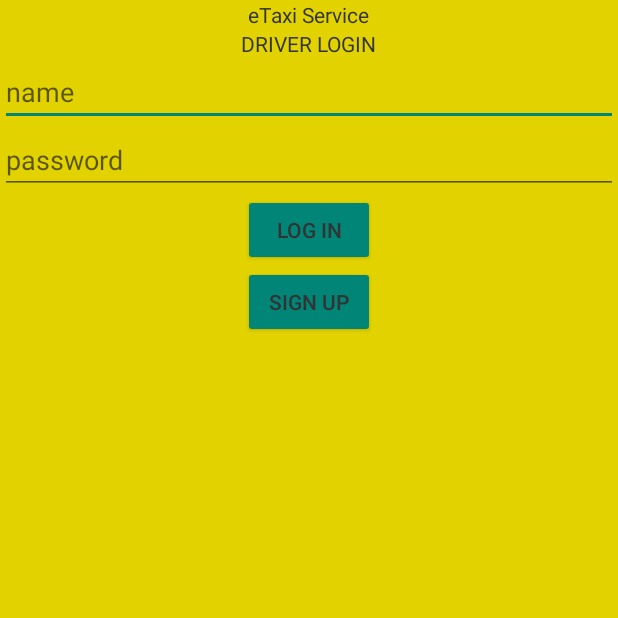
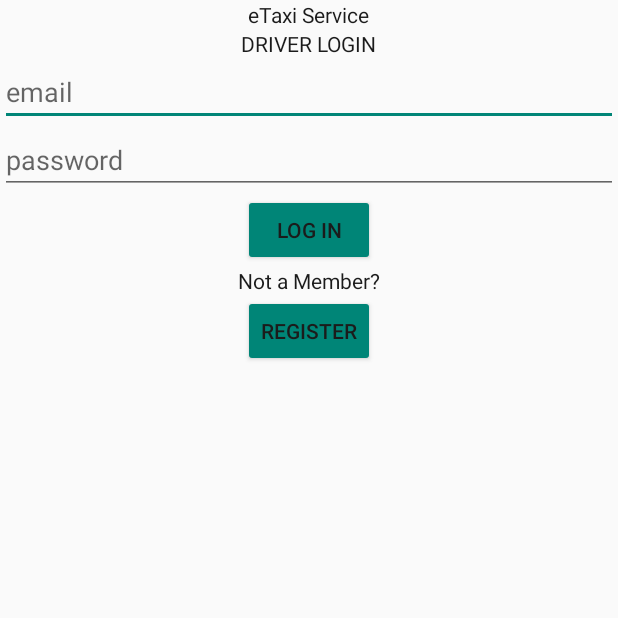
Before and after one commit to jharna3991/eTaxi_v1, an Android app: the DriverLoginActivity screen opened directly, with no data from a screen before it, on a phone screen of 412 x 824 dp, the top half of it. Run offline under Robolectric (Android 15) with nearby library versions, the phone set to English and light mode, and no system bars; 3 statements that could not run were skipped.

Commit message:
1st Commit...

```diff
--- a/app/build.gradle
+++ b/app/build.gradle
@@ -10,6 +10,9 @@ android {
         versionCode 1
         versionName "1.0"
         testInstrumentationRunner "android.support.test.runner.AndroidJUnitRunner"
+        vectorDrawables {
+            useSupportLibrary true
+        }
     }
     buildTypes {
         release {
@@ -28,4 +31,6 @@ dependencies {
     compile 'com.android.support.constraint:constraint-layout:1.0.2'
     compile 'com.android.support:design:26.+'
     testCompile 'junit:junit:4.12'
+
+    compile 'com.android.volley:volley:1.0.0'
 }
--- a/app/src/main/res/layout/activity_driver_login.xml
+++ b/app/src/main/res/layout/activity_driver_login.xml
@@ -1,10 +1,8 @@
 <?xml version="1.0" encoding="utf-8"?>
 <LinearLayout xmlns:android="http://schemas.android.com/apk/res/android"
-    xmlns:app="http://schemas.android.com/apk/res-auto"
     xmlns:tools="http://schemas.android.com/tools"
     android:layout_width="match_parent"
     android:layout_height="match_parent"
-    android:background="@color/colorAccent"
     tools:context="projectetaxi.etaxi_v1.DriverLoginActivity">
 
 
@@ -19,41 +17,34 @@
             android:layout_height="wrap_content"
             android:layout_gravity="center_horizontal"
             android:text="eTaxi Service"
-            android:textColor="@color/colorPrimary"
-             />
+            android:textColor="@color/colorPrimary" />
 
         <TextView
             android:layout_width="wrap_content"
             android:layout_height="wrap_content"
             android:layout_gravity="center_horizontal"
             android:text="DRIVER LOGIN"
-            android:textColor="@color/colorPrimary"
-            />
+            android:textColor="@color/colorPrimary" />
 
         <EditText
-            android:id="@+id/editname"
+            android:id="@+id/etDriverEmail"
             android:layout_width="match_parent"
             android:layout_height="wrap_content"
-            android:hint="name"
             android:ems="10"
-            android:inputType="textPersonName"
-            android:textColor="@color/colorPrimary"
-             />
+            android:hint="email"
+            android:inputType="textEmailAddress" />
 
         <EditText
-            android:id="@+id/editpassword"
+            android:id="@+id/etDriverPassword"
             android:layout_width="match_parent"
             android:layout_height="wrap_content"
+            android:ems="10"
             android:hint="password"
-            android:ems="10"
             android:inputType="textPassword"
             android:textColor="@color/colorPrimary"/>
 
-
-
-
         <Button
-            android:id="@+id/btn_login"
+            android:id="@+id/btnLogin"
             style="@style/Widget.AppCompat.Button.Colored"
             android:layout_width="wrap_content"
             android:layout_height="wrap_content"
@@ -61,14 +52,20 @@
             android:text="Log in"
             android:textColor="@color/colorPrimary" />
 
+        <TextView
+            android:layout_width="wrap_content"
+            android:layout_height="wrap_content"
+            android:layout_gravity="center_horizontal"
+            android:text="Not a Member?"
+            android:textColor="@color/colorPrimary" />
 
         <Button
-            android:id="@+id/btn_register"
+            android:id="@+id/btnRegister"
             style="@style/Widget.AppCompat.Button.Colored"
             android:layout_width="wrap_content"
             android:layout_height="wrap_content"
             android:layout_gravity="center_horizontal"
-            android:text="Sign Up"
+            android:text="Register"
             android:textColor="@color/colorPrimary" />
 
     </LinearLayout>
--- a/app/src/main/res/values/colors.xml
+++ b/app/src/main/res/values/colors.xml
@@ -1,6 +1,6 @@
 <?xml version="1.0" encoding="utf-8"?>
 <resources>
-    <color name="colorPrimary">#333333</color>
-    <color name="colorPrimaryDark">#c9bc00</color>
-    <color name="colorAccent">#e2d300</color>
+    <color name="colorPrimary">#1b1b1b</color>
+    <color name="colorPrimaryDark">#fff000</color>
+    <color name="colorAccent">#ffc40c</color>
 </resources>
```
Also changed, not shown: app/src/main/res/layout/activity_driver_register.xml (+35 -44 lines), app/src/main/res/layout/activity_main.xml (+6 -9 lines), app/src/main/res/layout/activity_passenger_login.xml (+14 -16 lines), app/src/main/res/layout/activity_passenger_register.xml (+11 -26 lines).
